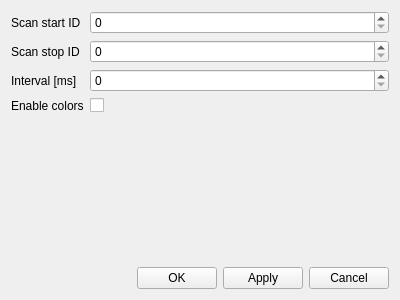
Above: QLinBus/settingsdialog.ui from pr4u4t/automatron3000 before the change. Below: the same form after it.
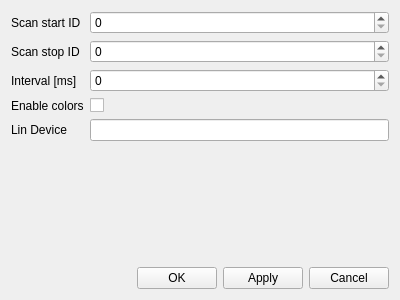
That is the form after the change.

The edit to the form file:
```diff
--- a/QLinBus/settingsdialog.ui
+++ b/QLinBus/settingsdialog.ui
@@ -64,6 +64,16 @@
        </property>
       </widget>
      </item>
+     <item row="4" column="0">
+      <widget class="QLabel" name="label_5">
+       <property name="text">
+        <string>Lin Device</string>
+       </property>
+      </widget>
+     </item>
+     <item row="4" column="1">
+      <widget class="QLineEdit" name="linEdit"/>
+     </item>
     </layout>
    </item>
    <item>
```
